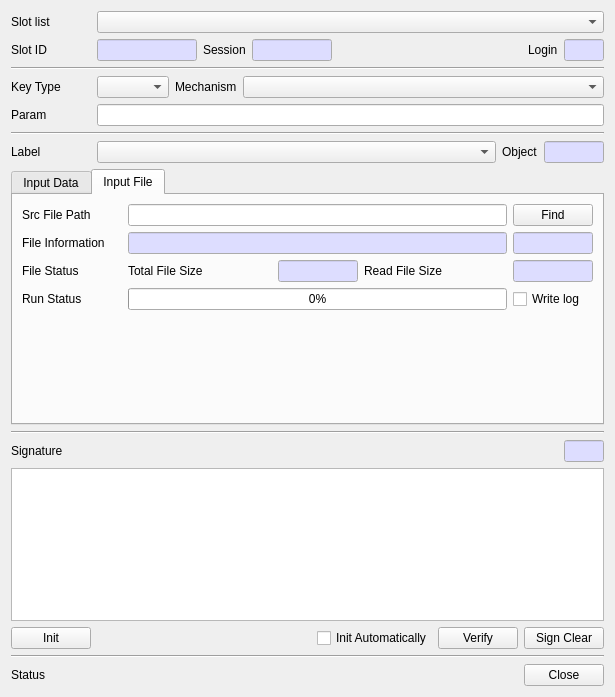
Before: the Qt Designer form CryptokiMan/verify_dlg.ui in jykim74/CryptokiMan, drawn with Qt 5.
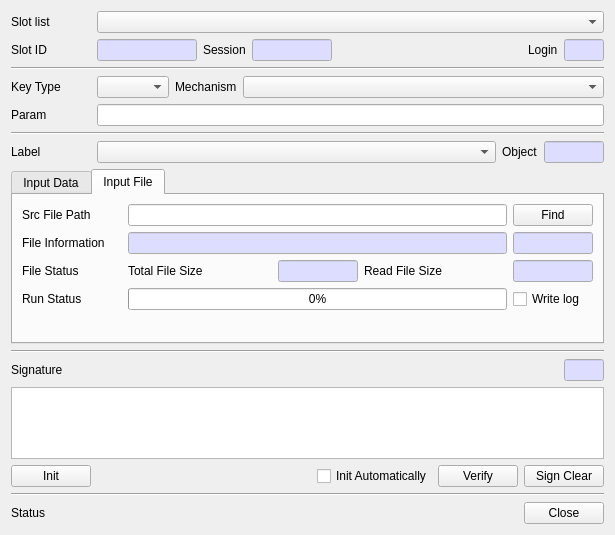
After: the same form once the commit is applied.

```diff
--- a/CryptokiMan/verify_dlg.ui
+++ b/CryptokiMan/verify_dlg.ui
@@ -7,7 +7,7 @@
     <x>0</x>
     <y>0</y>
     <width>615</width>
-    <height>697</height>
+    <height>535</height>
    </rect>
   </property>
   <property name="windowTitle">
```
